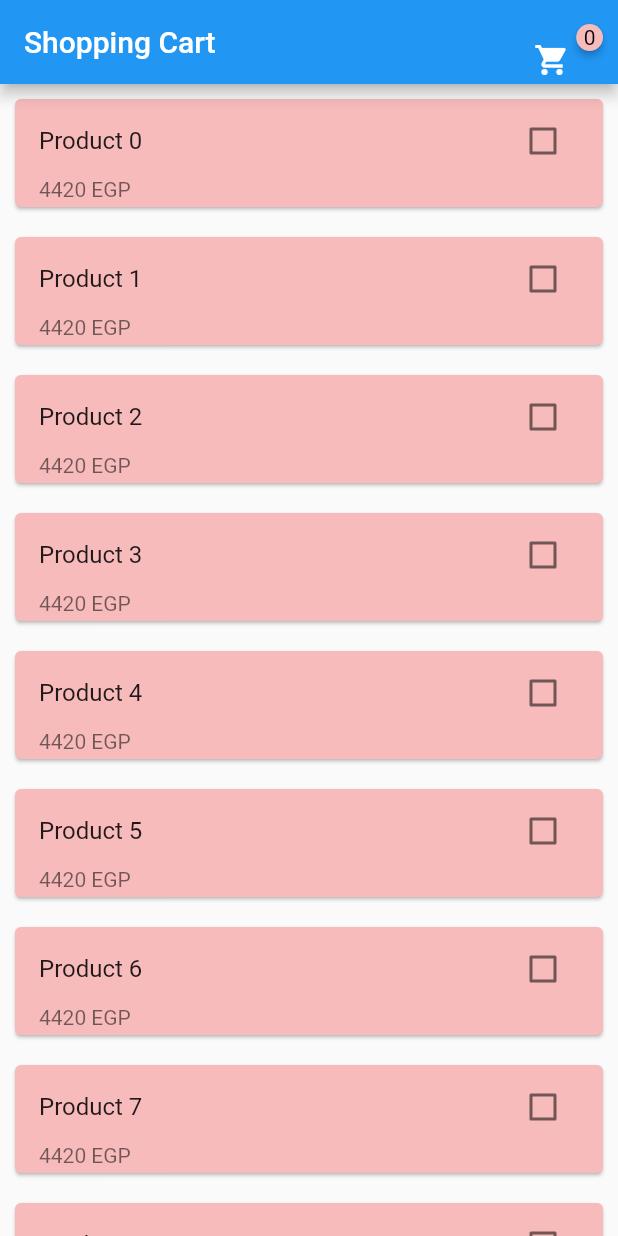
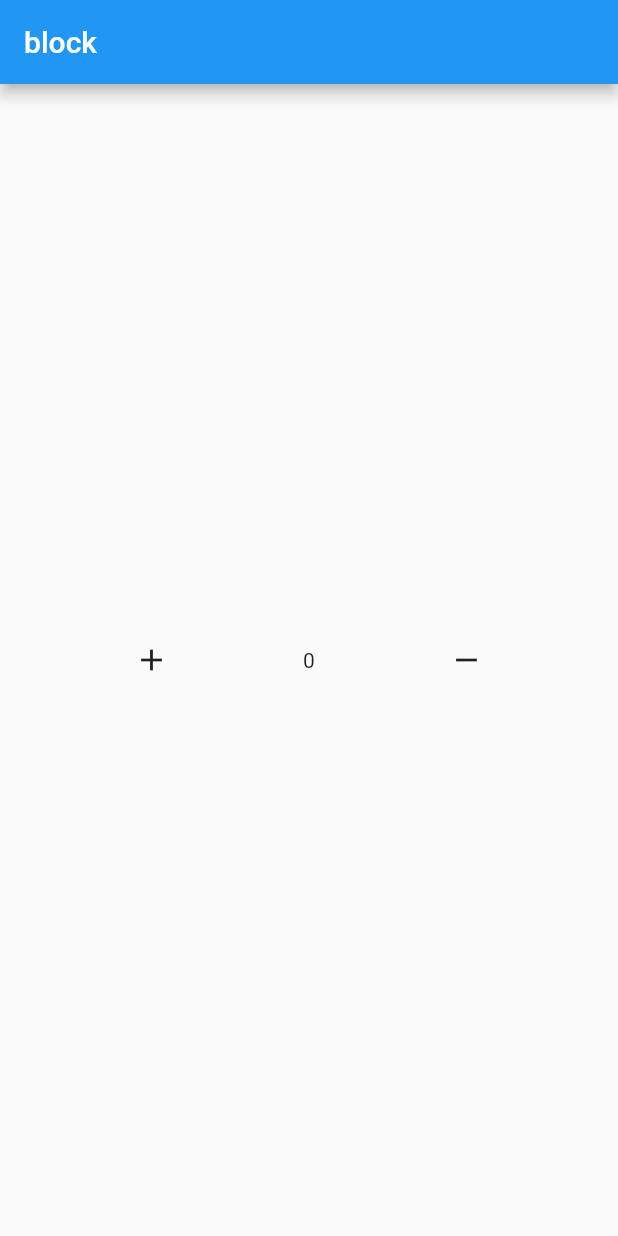
Before and after one commit to eslamelsayed858/-Flutter-State-Management, a Flutter app: the screen it shows after launch, on a phone screen of 412 x 824 dp. Run offline on Flutter 3.47's test engine with Material 2 defaults, Android fonts, the phone set to English and light mode, and no system bars; drawn by our look-alikes of badges.

Commit message:
update bolc

```diff
--- a/lib/main.dart
+++ b/lib/main.dart
@@ -1,6 +1,6 @@
-import 'package:block/state_inherited_shopping_cart/shopping_cart.dart';
+import 'package:bloc/state_inherited_shopping_cart/shopping_cart.dart';
 import 'package:flutter/material.dart';
-import 'state_inherited_shopping_cart/inherited_shopping_cart.dart';
+import 'state_bloc_pattern_counter/scren_app.dart';
 
 void main() => runApp(const MyApp());
 
@@ -12,7 +12,7 @@ class MyApp extends StatelessWidget {
     return ShoppingCart(
       child: MaterialApp(
         debugShowCheckedModeBanner: false,
-        home: Home(),
+        home: ScrenApp(),
       ),
     );
   }
--- /dev/null
+++ b/lib/state_bloc_pattern_counter/counter_event.dart
@@ -0,0 +1,3 @@
+/// enum CounterEvent{incremnt,decrement}
+/// I only have cases + -
+enum CounterEvent { add, remove }
--- /dev/null
+++ b/lib/state_bloc_pattern_counter/scren_app.dart
@@ -0,0 +1,30 @@
+import 'package:flutter/material.dart';
+
+class ScrenApp extends StatelessWidget {
+  const ScrenApp({super.key});
+
+  @override
+  Widget build(BuildContext context) {
+    return Scaffold(
+      appBar: AppBar(
+        title: const Text("block"),
+      ),
+      body: Center(
+        child: Row(
+          mainAxisAlignment: MainAxisAlignment.spaceEvenly,
+          children: [
+            IconButton(
+              onPressed: () {},
+              icon: const Icon(Icons.add),
+            ),
+            const Text("0"),
+            IconButton(
+              onPressed: () {},
+              icon: const Icon(Icons.remove),
+            ),
+          ],
+        ),
+      ),
+    );
+  }
+}
--- a/lib/state_ful_builder/state_ful_builder.dart
+++ b/lib/state_ful_builder/state_ful_builder.dart
@@ -41,9 +41,9 @@ class Home extends StatelessWidget {
                 size: 50,
               ),
             ),
-            Text(
+            const Text(
               "My is \$conunter", //
-              style: const TextStyle(fontSize: 33),
+              style: TextStyle(fontSize: 33),
             ),
             IconButton(
               onPressed: () {
--- a/lib/state_inherited_shopping_cart/cart_details.dart
+++ b/lib/state_inherited_shopping_cart/cart_details.dart
@@ -1,4 +1,4 @@
-import 'package:block/state_inherited_shopping_cart/shopping_cart.dart';
+import 'package:bloc/state_inherited_shopping_cart/shopping_cart.dart';
 import 'package:flutter/material.dart';
 
 /// Another page because if I have products to listen to
--- a/lib/state_inherited_shopping_cart/inherited_shopping_cart.dart
+++ b/lib/state_inherited_shopping_cart/inherited_shopping_cart.dart
@@ -1,8 +1,8 @@
 import 'dart:math';
 import 'package:badges/badges.dart' as badges;
-import 'package:block/state_inherited_shopping_cart/cart_details.dart';
-import 'package:block/state_inherited_shopping_cart/class_product.dart';
-import 'package:block/state_inherited_shopping_cart/shopping_cart.dart';
+import 'package:bloc/state_inherited_shopping_cart/cart_details.dart';
+import 'package:bloc/state_inherited_shopping_cart/class_product.dart';
+import 'package:bloc/state_inherited_shopping_cart/shopping_cart.dart';
 import 'package:flutter/material.dart';
 
 class Home extends StatelessWidget {
--- a/lib/state_inherited_shopping_cart/shopping_cart.dart
+++ b/lib/state_inherited_shopping_cart/shopping_cart.dart
@@ -1,4 +1,4 @@
-import 'package:block/state_inherited_shopping_cart/class_product.dart';
+import 'package:bloc/state_inherited_shopping_cart/class_product.dart';
 import 'package:flutter/material.dart';
 import 'package:collection/collection.dart';
 
--- a/lib/state_inherited_widget_counter/inherited_widget_counter_example.dart
+++ b/lib/state_inherited_widget_counter/inherited_widget_counter_example.dart
@@ -1,4 +1,4 @@
-import 'package:block/state_inherited_widget_counter/counter_provider.dart';
+import 'package:bloc/state_inherited_widget_counter/counter_provider.dart';
 import 'package:flutter/material.dart';
 
 class HomeAppCounter extends StatelessWidget {
--- a/pubspec.yaml
+++ b/pubspec.yaml
@@ -1,4 +1,4 @@
-name: block
+name: bloc
 description: A new Flutter project.
 # The following line prevents the package from being accidentally published to
 # pub.dev using `flutter pub publish`. This is preferred for private packages.
```
